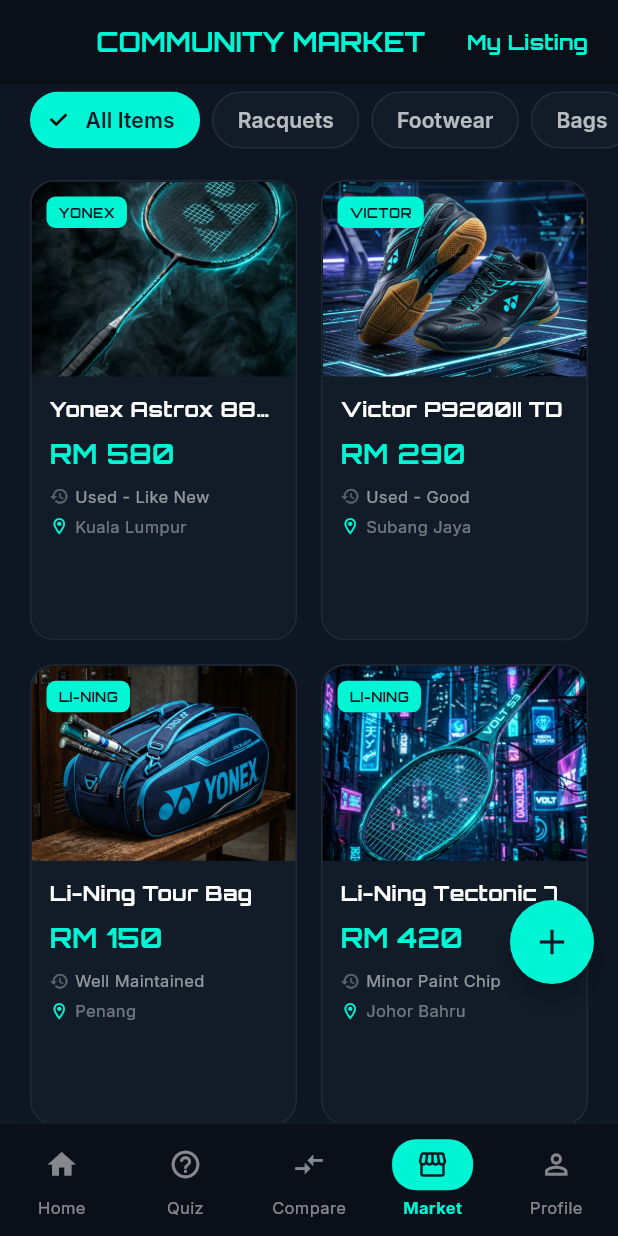
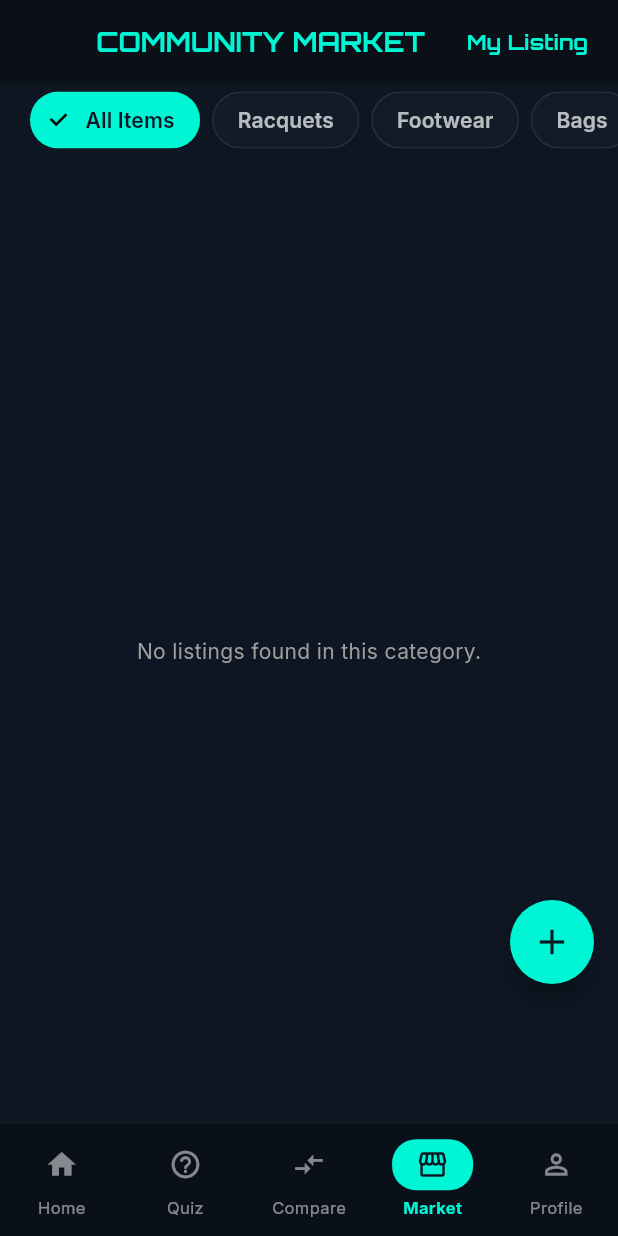
Before and after one commit to howardwhw04/cp_badminton_racket_recommender, a Flutter app: the screen it shows once a user with an empty profile is signed in, item 4 of the bottom bar chosen, on a phone screen of 412 x 824 dp. Run offline on Flutter 3.47's test engine with Material 3 defaults, Android fonts, the light colour scheme and no system bars; our stand-ins replace device_preview, google_fonts, image_picker, supabase_flutter; accounts and stored records are empty; network calls fail.

Commit message:
cleanup(marketplace): remove fallback market listings mock data

```diff
--- a/lib/providers/app_state.dart
+++ b/lib/providers/app_state.dart
@@ -634,66 +634,8 @@
   List<MarketListing> _marketListings = [];
   bool _isLoadingMarket = false;
 
-  List<MarketListing> get marketplaceItems =>
-      _marketListings.isNotEmpty ? _marketListings : _fallbackMarketListings;
+  List<MarketListing> get marketplaceItems => _marketListings;
   bool get isLoadingMarket => _isLoadingMarket;
-
-  final List<MarketListing> _fallbackMarketListings = [
-    const MarketListing(
-      sellerId: '00000000-0000-0000-0000-000000000000',
-      title: "Yonex Astrox 88D Pro",
-      brand: "Yonex",
-      priceMyr: 580.0,
-      imageUrl: "assets/images/racket_astrox.png",
-      itemCondition: "Used - Like New",
-      location: "Kuala Lumpur",
-    ),
-    const MarketListing(
-      sellerId: '00000000-0000-0000-0000-000000000000',
-      title: "Victor P9200II TD",
-      brand: "Victor",
-      priceMyr: 290.0,
-      imageUrl: "assets/images/market_shoes.png",
-      itemCondition: "Used - Good",
-      location: "Subang Jaya",
-    ),
-    const MarketListing(
-      sellerId: '00000000-0000-0000-0000-000000000000',
-      title: "Li-Ning Tour Bag",
-      brand: "Li-Ning",
-      priceMyr: 150.0,
-      imageUrl: "assets/images/market_bag.png",
-      itemCondition: "Well Maintained",
-      location: "Penang",
-    ),
-    const MarketListing(
-      sellerId: '00000000-0000-0000-0000-000000000000',
-      title: "Li-Ning Tectonic 7",
-      brand: "Li-Ning",
-      priceMyr: 420.0,
-      imageUrl: "assets/images/racket_volts3.png",
-      itemCondition: "Minor Paint Chip",
-      location: "Johor Bahru",
-    ),
-    const MarketListing(
-      sellerId: '00000000-0000-0000-0000-000000000000',
-      title: "RSL Classic (10 tubes)",
-      brand: "Other",
-      priceMyr: 750.0,
-      imageUrl: "assets/images/racket_astrox.png",
-      itemCondition: "Brand New",
-      location: "Ipoh",
-    ),
-    const MarketListing(
-      sellerId: '00000000-0000-0000-0000-000000000000',
-      title: "Stringing Service",
-      brand: "Other",
-      priceMyr: 35.0,
-      imageUrl: "assets/images/auth_bg.png",
-      itemCondition: "Professional",
-      location: "Cheras",
-    ),
-  ];
 
   Future<void> fetchMarketListings() async {
     _isLoadingMarket = true;
```
Also changed, not shown: lib/screens/comparison_screen.dart (+20 -11 lines).
